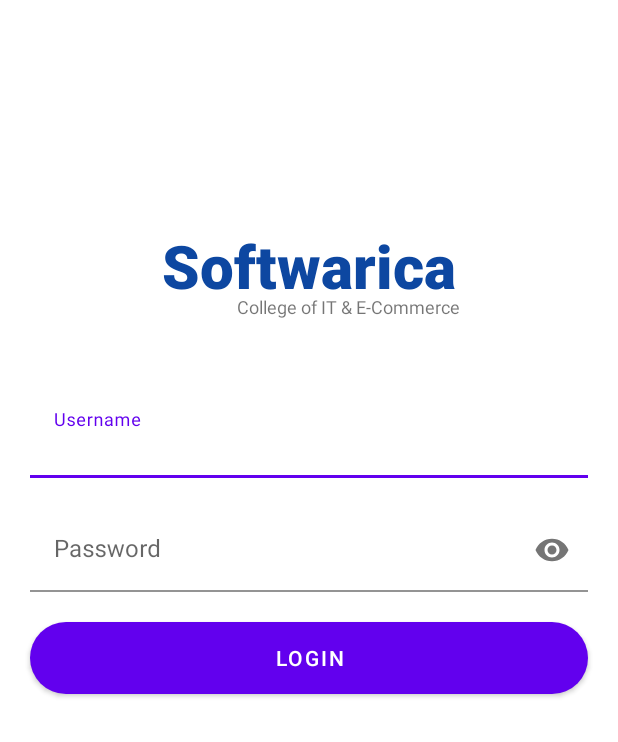
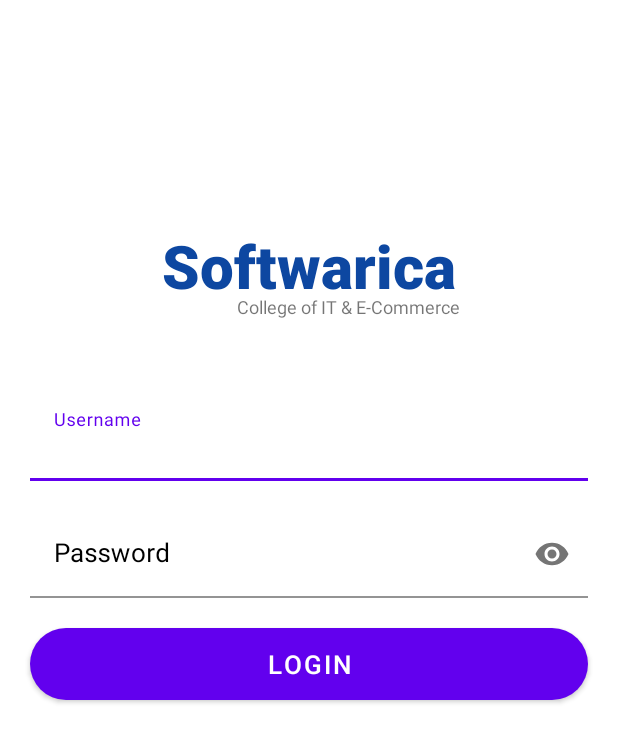
Before and after one commit to Rojan904/SoftUserClone, an Android app: the screen it shows after launch (MainActivity), on a phone screen of 412 x 824 dp. Shown: the top 742 px of the screen. Run offline under Robolectric (Android 15) with nearby library versions, the phone set to English and light mode, and no system bars.

Commit message:
Modified navigation color and login page.

```diff
--- a/app/src/main/java/com/rozan/softuserclone/fragments/StudentFragment.kt
+++ b/app/src/main/java/com/rozan/softuserclone/fragments/StudentFragment.kt
@@ -60,7 +60,7 @@ class StudentFragment : Fragment(),View.OnClickListener {
 //                val bundle = Bundle()
 //                bundle.putSerializable("studentList",studentList)
 //                fragment.arguments = bundle
-                Toast.makeText(context, "Student Added", Toast.LENGTH_SHORT).show()
+                Toast.makeText(context, "Student Added Successfully!", Toast.LENGTH_SHORT).show()
                 etName.text.clear()
                 etAge.text.clear()
                 rdoGender.clearCheck()
--- a/app/src/main/res/color/bottom_nav_color.xml
+++ b/app/src/main/res/color/bottom_nav_color.xml
@@ -1,5 +1,5 @@
 <?xml version="1.0" encoding="utf-8"?>
 <selector xmlns:android="http://schemas.android.com/apk/res/android">
-    <item android:state_checked="true" android:color="#018786" />
+    <item android:state_checked="true" android:color="#F1040D" />
     <item android:state_checked="false" android:color="#757575"/>
 </selector>
--- a/app/src/main/res/layout/activity_dashboard.xml
+++ b/app/src/main/res/layout/activity_dashboard.xml
@@ -20,5 +20,7 @@
         app:layout_constraintRight_toRightOf="parent"
         app:itemIconTint="@color/bottom_nav_color"
         app:itemTextColor="@color/bottom_nav_color"
+        app:itemIconSize="25sp"
+
         app:menu="@menu/navigation" />
 </androidx.constraintlayout.widget.ConstraintLayout>
--- a/app/src/main/res/layout/activity_main.xml
+++ b/app/src/main/res/layout/activity_main.xml
@@ -40,6 +40,7 @@
         android:layout_marginTop="50dp"
         android:layout_marginLeft="20dp"
         android:layout_marginRight="20dp"
+        android:textColorHint="@color/black"
         app:boxBackgroundColor="@color/white">
         <EditText
             android:id="@+id/etUsername"
@@ -48,6 +49,7 @@
             android:ems="10"
             android:inputType="textPersonName"
             android:hint="Username"
+            android:textSize="17sp"
             android:textColor="@color/black"
             app:layout_constraintEnd_toEndOf="parent"
             app:layout_constraintStart_toStartOf="parent"
@@ -63,6 +65,7 @@
         android:layout_marginLeft="20dp"
         android:layout_marginRight="20dp"
         app:passwordToggleEnabled="true"
+        android:textColorHint="@color/black"
        app:boxBackgroundColor="@color/white"
         android:layout_height="wrap_content">
         <EditText
@@ -73,6 +76,7 @@
             android:inputType="textPassword"
             android:hint="Password"
             android:textColor="@color/black"
+            android:textSize="17sp"
             app:layout_constraintEnd_toEndOf="parent"
             app:layout_constraintStart_toStartOf="parent"
             app:layout_constraintTop_toBottomOf="@+id/etUsername" />
@@ -85,6 +89,7 @@
         android:layout_width="match_parent"
         android:layout_height="wrap_content"
         android:text="Login"
+        android:textSize="17sp"
         android:background="@drawable/button"
         android:layout_margin="20dp"
         app:layout_constraintEnd_toEndOf="parent"
--- a/app/src/main/res/menu/navigation.xml
+++ b/app/src/main/res/menu/navigation.xml
@@ -4,6 +4,7 @@
     <item
         android:id="@+id/navHome"
         android:icon="@drawable/ic_baseline_home_24"
+
         android:title="Home"/>
     <item
         android:id="@+id/navAddStudent"
```
